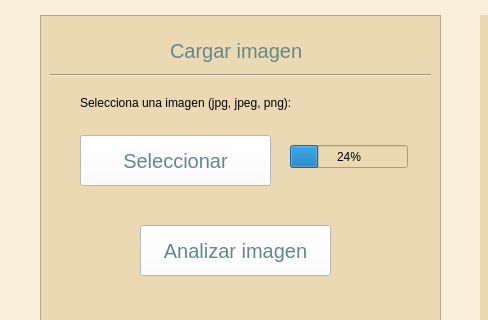
Old version of the form ergonomy.ui in the repository gabiruca/ergonomy; both pictures show x 100 to 588 and y 165 to 485 of the 1095 by 700 pixel window.
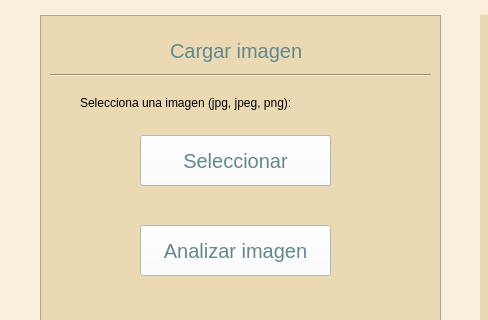
New version of the form.

```diff
--- a/ergonomy.ui
+++ b/ergonomy.ui
@@ -129,7 +129,7 @@
     <widget class="QPushButton" name="pushButton_2">
      <property name="geometry">
       <rect>
-       <x>40</x>
+       <x>100</x>
        <y>120</y>
        <width>191</width>
        <height>51</height>
@@ -171,19 +171,6 @@
       <string>Cargar imagen</string>
      </property>
     </widget>
-    <widget class="QProgressBar" name="progressBar">
-     <property name="geometry">
-      <rect>
-       <x>250</x>
-       <y>130</y>
-       <width>118</width>
-       <height>23</height>
-      </rect>
-     </property>
-     <property name="value">
-      <number>24</number>
-     </property>
-    </widget>
     <widget class="Line" name="line">
      <property name="geometry">
       <rect>
```
Left out of the diff: 2 changed lines with no effect on the pictures.
